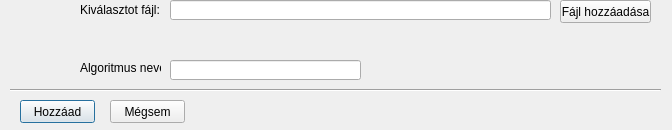
First picture: the form in dialogaddalgorithm.ui, repository WhoiisThisGuy/TRUE, before the edit.
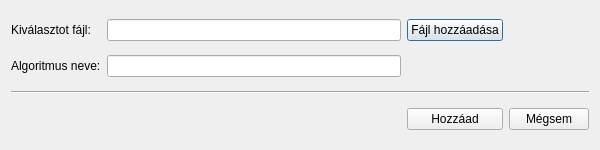
Second picture: the form after the edit.

What changed in the file:
```diff
--- a/dialogaddalgorithm.ui
+++ b/dialogaddalgorithm.ui
@@ -6,114 +6,85 @@
    <rect>
     <x>0</x>
     <y>0</y>
-    <width>672</width>
-    <height>130</height>
+    <width>600</width>
+    <height>150</height>
    </rect>
   </property>
+  <property name="maximumSize">
+   <size>
+    <width>600</width>
+    <height>150</height>
+   </size>
+  </property>
   <property name="windowTitle">
    <string>Dialog</string>
   </property>
-  <widget class="QPushButton" name="addButton">
-   <property name="geometry">
-    <rect>
-     <x>20</x>
-     <y>100</y>
-     <width>75</width>
-     <height>23</height>
-    </rect>
-   </property>
+  <layout class="QGridLayout" name="gridLayout">
+   <item row="0" column="0">
+    <widget class="QLabel" name="label">
    <property name="text">
-    <string>Hozzáad</string>
-   </property>
-  </widget>
-  <widget class="QPushButton" name="cancelButton">
-   <property name="geometry">
-    <rect>
-     <x>110</x>
-     <y>100</y>
-     <width>75</width>
-     <height>23</height>
-    </rect>
-   </property>
-   <property name="text">
-    <string>Mégsem</string>
-   </property>
-  </widget>
+      <string>Kiválasztot fájl:</string>
+     </property>
+    </widget>
+   </item>
+   <item row="0" column="1">
   <widget class="QLineEdit" name="TextFileName">
-   <property name="geometry">
-    <rect>
-     <x>170</x>
-     <y>0</y>
-     <width>381</width>
-     <height>20</height>
-    </rect>
-   </property>
    <property name="readOnly">
     <bool>true</bool>
    </property>
   </widget>
-  <widget class="QLabel" name="label">
-   <property name="geometry">
-    <rect>
-     <x>80</x>
-     <y>0</y>
-     <width>81</width>
-     <height>20</height>
-    </rect>
-   </property>
-   <property name="text">
-    <string>Kiválasztot fájl:</string>
-   </property>
-  </widget>
+   </item>
+   <item row="0" column="2">
   <widget class="QPushButton" name="addFileButton">
-   <property name="geometry">
-    <rect>
-     <x>560</x>
-     <y>0</y>
-     <width>91</width>
-     <height>23</height>
-    </rect>
+     <property name="maximumSize">
+      <size>
+       <width>100</width>
+       <height>16777215</height>
+      </size>
    </property>
    <property name="text">
     <string>Fájl hozzáadása</string>
    </property>
   </widget>
+   </item>
+   <item row="1" column="0">
+    <widget class="QLabel" name="label_2">
+     <property name="text">
+      <string>Algoritmus neve:</string>
+     </property>
+    </widget>
+   </item>
+   <item row="1" column="1">
+    <widget class="QLineEdit" name="TextNameOfAlgo"/>
+   </item>
+   <item row="2" column="0" colspan="4">
   <widget class="Line" name="line">
-   <property name="geometry">
-    <rect>
-     <x>10</x>
-     <y>80</y>
-     <width>651</width>
-     <height>20</height>
-    </rect>
-   </property>
    <property name="orientation">
     <enum>Qt::Horizontal</enum>
    </property>
   </widget>
-  <widget class="QLineEdit" name="TextNameOfAlgo">
-   <property name="geometry">
-    <rect>
-     <x>170</x>
-     <y>60</y>
-     <width>191</width>
-     <height>20</height>
-    </rect>
-   </property>
-  </widget>
-  <widget class="QLabel" name="label_2">
-   <property name="geometry">
-    <rect>
-     <x>80</x>
-     <y>60</y>
-     <width>81</width>
-     <height>16</height>
-    </rect>
+   </item>
+   <item row="3" column="2">
+    <widget class="QPushButton" name="addButton">
+     <property name="text">
+      <string>Hozzáad</string>
+     </property>
+    </widget>
+   </item>
+   <item row="3" column="3">
+    <widget class="QPushButton" name="cancelButton">
+     <property name="maximumSize">
+      <size>
+       <width>80</width>
+       <height>16777215</height>
+      </size>
    </property>
    <property name="text">
-    <string>Algoritmus neve:</string>
-   </property>
-  </widget>
+      <string>Mégsem</string>
+     </property>
+    </widget>
+   </item>
+  </layout>
  </widget>
  <resources/>
  <connections/>
```
Lines whose indentation alone changed are shown as unchanged.
